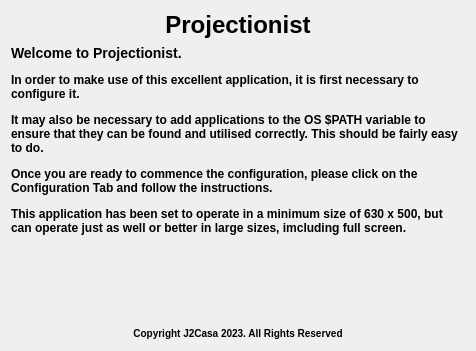
The window that pages/page01intro.ui (britesc/ProjectionistRB_Tab) describes before a commit, drawn with Qt 5.
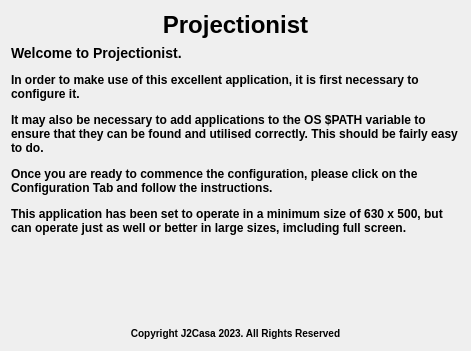
The same window after the commit.

Diff of the .ui file:
```diff
--- a/pages/page01intro.ui
+++ b/pages/page01intro.ui
@@ -6,7 +6,7 @@
    <rect>
     <x>0</x>
     <y>0</y>
-    <width>476</width>
+    <width>471</width>
     <height>351</height>
    </rect>
   </property>
```
